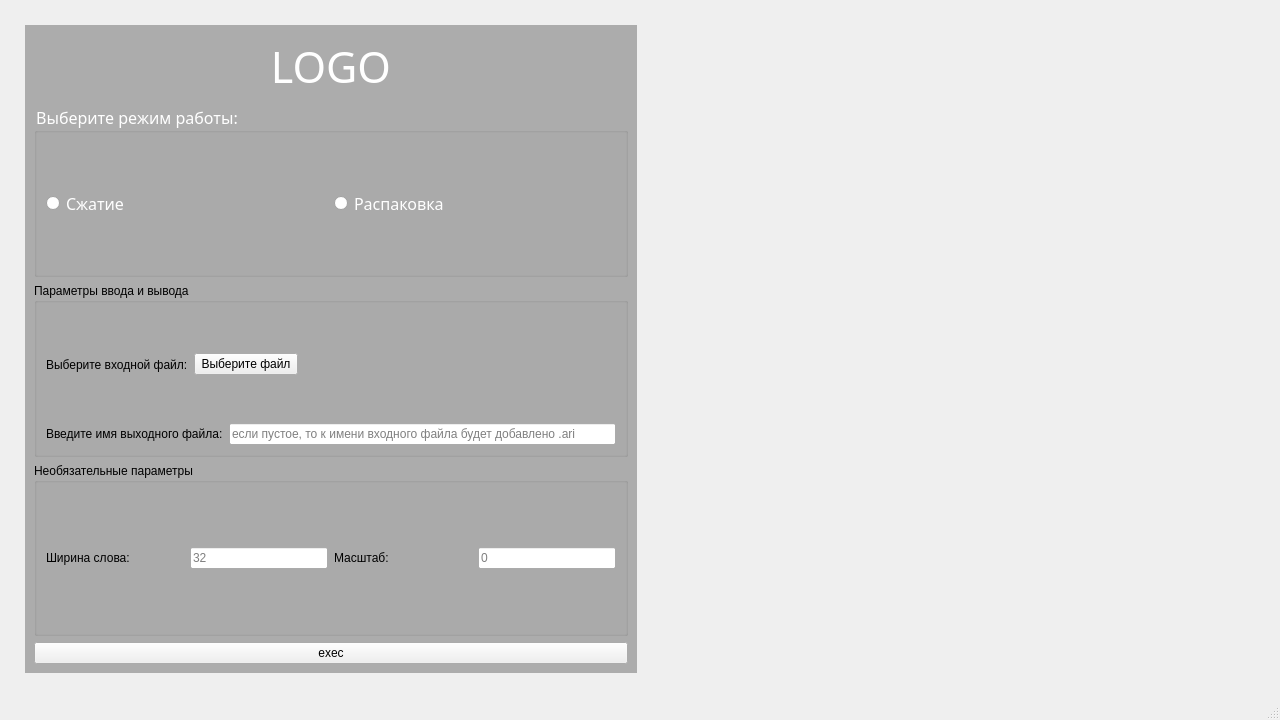
The window that ui/main_window.ui (DarthAkiraNihil/AricoGui) describes before a commit, drawn with Qt 5.
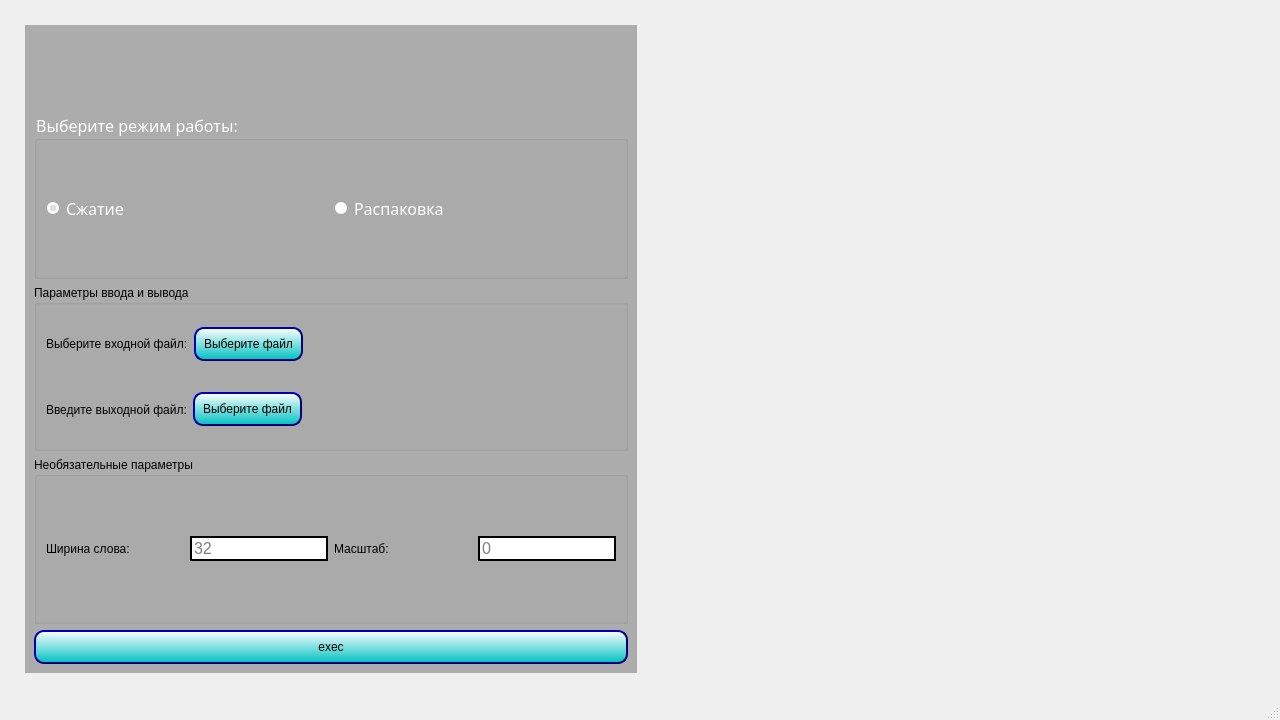
The same window after the commit. Icons and pictures are not drawn.

The edit to the form file:
```diff
--- a/ui/main_window.ui
+++ b/ui/main_window.ui
@@ -27,6 +27,41 @@
     border-bottom: 3px transparent;
     border-right: 10px transparent;
     border-left: 10px transparent;
+}
+
+QPushButton {
+	background-color: qlineargradient(spread:pad, x1:0, y1:0, x2:0, y2:1, stop:0 rgba(255, 255, 255, 255), stop:1 rgba(0, 192, 192, 255));
+	border-style: outset;
+    border-width: 2px;
+    border-radius: 10px;
+    border-color: rgb(0, 0, 118);
+	color: black;
+	padding: 8px;
+}
+
+QPushButton:pressed {
+	background-color: rgb(0, 255, 0);
+	border-style: outset;
+    border-width: 2px;
+    border-radius: 10px;
+    border-color: rgb(0, 0, 118);
+	color: black;
+	padding: 8px;
+}
+
+QPushButton:hover {
+	background-color: rgb(197, 255, 209);
+	border-style: outset;
+    border-width: 2px;
+    border-radius: 10px;
+    border-color: rgb(0, 0, 118);
+	color: black;
+	padding: 8px;
+}
+
+QLIneEdit {
+   	border: 2px solid;
+	font: 12pt;
 }</string>
   </property>
   <widget class="QWidget" name="mainWidget">
@@ -61,16 +96,22 @@
          </property>
          <item>
           <widget class="QLabel" name="labelLogo">
+           <property name="sizePolicy">
+            <sizepolicy hsizetype="Fixed" vsizetype="Fixed">
+             <horstretch>0</horstretch>
+             <verstretch>0</verstretch>
+            </sizepolicy>
+           </property>
            <property name="minimumSize">
             <size>
-             <width>0</width>
-             <height>64</height>
+             <width>216</width>
+             <height>72</height>
             </size>
            </property>
            <property name="maximumSize">
             <size>
-             <width>16777215</width>
-             <height>64</height>
+             <width>216</width>
+             <height>72</height>
             </size>
            </property>
            <property name="font">
@@ -79,11 +120,14 @@
              <pointsize>32</pointsize>
             </font>
            </property>
+           <property name="layoutDirection">
+            <enum>Qt::LayoutDirection::LeftToRight</enum>
+           </property>
            <property name="styleSheet">
             <string notr="true">color: rgb(255, 255, 255);</string>
            </property>
            <property name="text">
-            <string>LOGO</string>
+            <string/>
            </property>
            <property name="alignment">
             <set>Qt::AlignmentFlag::AlignCenter</set>
@@ -125,6 +169,9 @@
                 <height>64</height>
                </size>
               </property>
+              <property name="checked">
+               <bool>true</bool>
+              </property>
              </widget>
             </item>
             <item>
@@ -179,26 +226,36 @@
                 <property name="text">
                  <string/>
                 </property>
+                <property name="wordWrap">
+                 <bool>true</bool>
+                </property>
                </widget>
               </item>
              </layout>
             </item>
             <item>
-             <layout class="QHBoxLayout" name="layoutOutputFile">
+             <layout class="QHBoxLayout" name="layoutOutputFile" stretch="1,1,3">
               <item>
                <widget class="QLabel" name="labelEnterOutputFilename">
                 <property name="text">
-                 <string>Введите имя выходного файла:</string>
+                 <string>Введите выходной файл:</string>
                 </property>
                </widget>
               </item>
               <item>
-               <widget class="QLineEdit" name="lineEditOutputFilename">
+               <widget class="QPushButton" name="buttonSelectOutputFile">
+                <property name="text">
+                 <string>Выберите файл</string>
+                </property>
+               </widget>
+              </item>
+              <item>
+               <widget class="QLabel" name="labelOutputFile">
                 <property name="text">
                  <string/>
                 </property>
-                <property name="placeholderText">
-                 <string>если пустое, то к имени входного файла будет добавлено .ari</string>
+                <property name="wordWrap">
+                 <bool>true</bool>
                 </property>
                </widget>
               </item>
@@ -222,6 +279,10 @@
             </item>
             <item>
              <widget class="QLineEdit" name="lineEditWidth">
+              <property name="styleSheet">
+               <string notr="true">border: 2px solid;
+	font: 12pt;</string>
+              </property>
               <property name="placeholderText">
                <string>32</string>
               </property>
@@ -236,6 +297,10 @@
             </item>
             <item>
              <widget class="QLineEdit" name="lineEditScale">
+              <property name="styleSheet">
+               <string notr="true">border: 2px solid;
+	font: 12pt;</string>
+              </property>
               <property name="placeholderText">
                <string>0</string>
               </property>
@@ -251,6 +316,9 @@
              <property name="text">
               <string>exec</string>
              </property>
+             <property name="checkable">
+              <bool>false</bool>
+             </property>
             </widget>
            </item>
           </layout>
```
Left out of the diff: 4 changed lines with no effect on the pictures.
